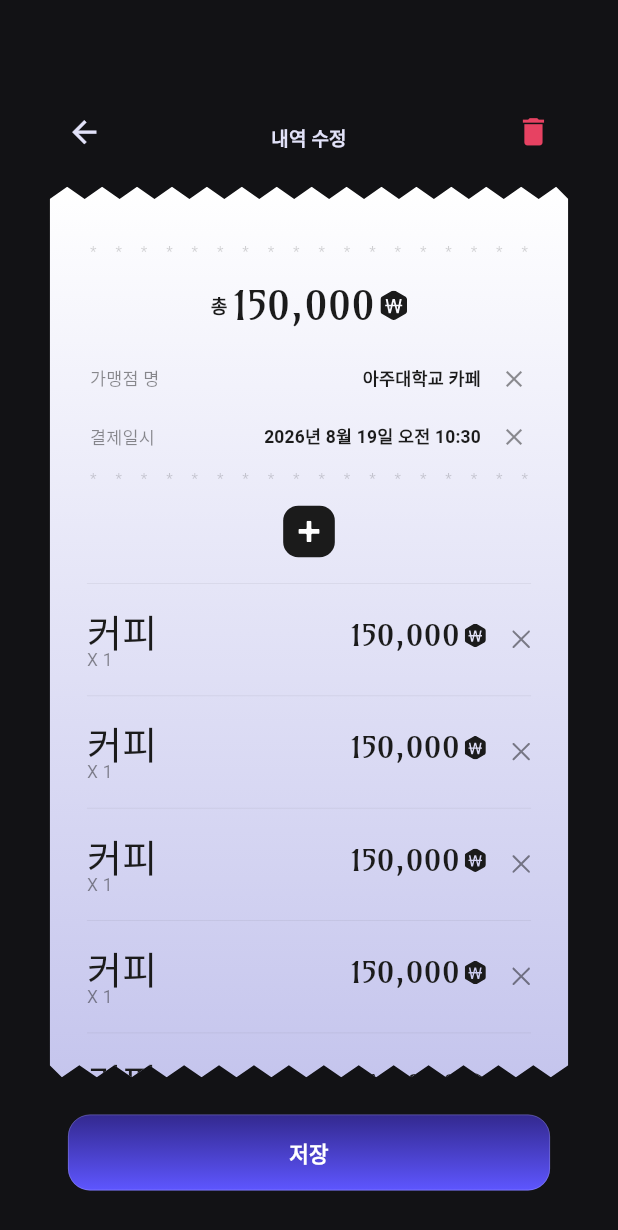
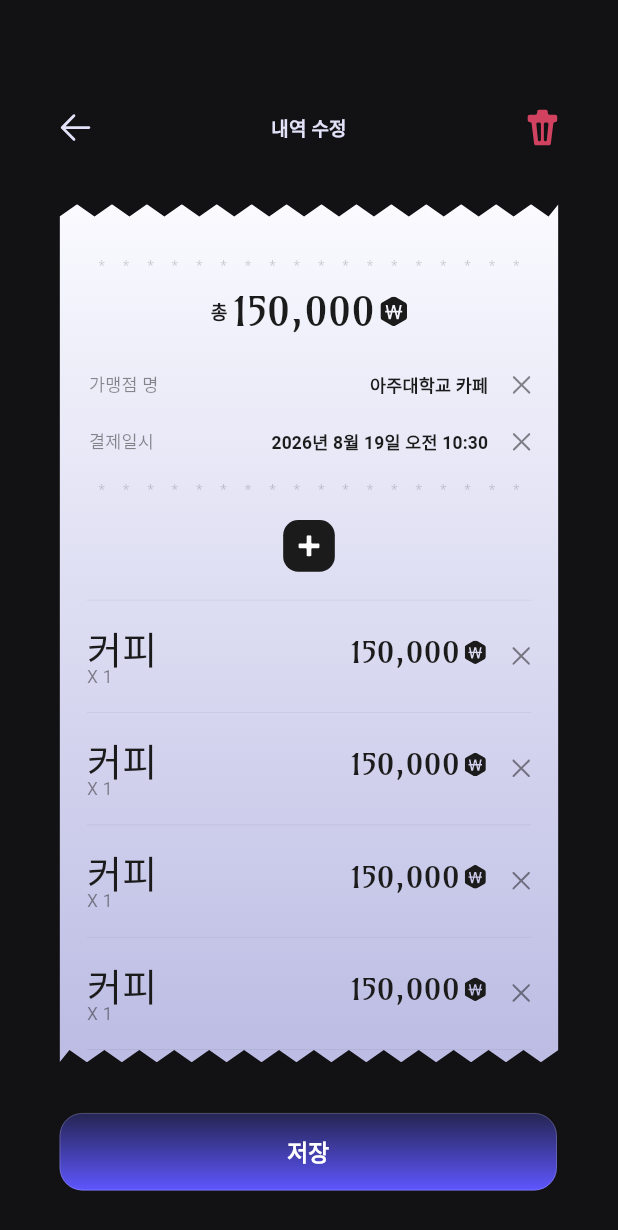
Before and after one commit to paran-accountbook/frontend, a Flutter app: the LedgerEditScreen screen opened directly, on a phone screen of 412 x 824 dp. Shown: the top 1230 px of the screen. Run offline on Flutter 3.47's test engine with Material 3 defaults, Android fonts, the phone set to English and light mode, and no system bars; our stand-ins replace flutter_dotenv, flutter_svg, logger; Roboto replaces fonts that are missing (Apple SD Gothic Neo, BujangnimNunchi).

Commit message:
fix: align ledger edit with revised design

```diff
--- a/sobilog/lib/core/constants/app_assets.dart
+++ b/sobilog/lib/core/constants/app_assets.dart
@@ -11,6 +11,7 @@ abstract final class AppAssets {
   static const String arrowBackLight = '$_iconRoot/arrow_back_light.svg';
   static const String closeDark = '$_iconRoot/close_dark.svg';
   static const String addLight = '$_iconRoot/add_light.svg';
+  static const String deleteRed = '$_iconRoot/delete_red.svg';
   static const String divider = '$_iconRoot/divider.svg';
   static const String asteriskDividerDark =
       '$_iconRoot/asterisk_divider_dark.svg';
--- a/sobilog/lib/features/ledger/presentation/ledger_edit_screen.dart
+++ b/sobilog/lib/features/ledger/presentation/ledger_edit_screen.dart
@@ -1,5 +1,7 @@
 import 'package:flutter/material.dart';
+import 'package:flutter_svg/flutter_svg.dart';
 
+import '../../../core/constants/app_assets.dart';
 import '../../../core/theme/app_colors.dart';
 import '../../../shared/widgets/design_canvas.dart';
 import '../../../shared/widgets/editable_receipt_form.dart';
@@ -14,19 +16,19 @@ class LedgerEditScreen extends StatelessWidget {
         child: Stack(
           children: [
             Positioned(
-              left: 55,
-              top: 151,
+              left: 32,
+              top: 133,
               child: GestureDetector(
                 onTap: () => Navigator.of(context).maybePop(),
-                child: const Icon(
-                  Icons.arrow_back,
-                  color: AppColors.text,
-                  size: 47,
+                child: SvgPicture.asset(
+                  AppAssets.arrowBackLight,
+                  width: 70,
+                  height: 70,
                 ),
               ),
             ),
             const Positioned(
-              top: 164,
+              top: 151,
               width: 749,
               child: Text(
                 '내역 수정',
@@ -38,36 +40,44 @@ class LedgerEditScreen extends StatelessWidget {
                 ),
               ),
             ),
+            Positioned(
+              right: 32,
+              top: 133,
+              child: SizedBox(
+                width: 70,
+                height: 70,
+                child: SvgPicture.asset(AppAssets.deleteRed),
+              ),
+            ),
             const Positioned(
-              right: 55,
-              top: 150,
-              child: Icon(Icons.delete, color: Color(0xFFE74262), size: 48),
+              left: 46,
+              top: 269,
+              child: EditableReceiptForm(compact: true),
             ),
-            const Positioned(left: 33, top: 246, child: EditableReceiptForm()),
             Positioned(
-              left: 57,
-              top: 1468,
+              left: 46,
+              top: 1466,
               child: GestureDetector(
                 onTap: () => Navigator.of(context).maybePop(),
                 child: Container(
-                  width: 635,
-                  height: 100,
+                  width: 655,
+                  height: 102,
                   alignment: Alignment.center,
                   decoration: BoxDecoration(
                     gradient: const LinearGradient(
                       begin: Alignment.topCenter,
                       end: Alignment.bottomCenter,
-                      colors: [Color(0xFF33298F), AppColors.main],
+                      colors: [Color(0xFF252552), AppColors.main],
                     ),
-                    borderRadius: BorderRadius.circular(29),
-                    border: Border.all(color: Colors.white24),
+                    borderRadius: BorderRadius.circular(30),
+                    border: Border.all(color: const Color(0x4DE2E2F9)),
                   ),
                   child: const Text(
                     '저장',
                     style: TextStyle(
                       color: Colors.white,
-                      fontSize: 28,
-                      fontWeight: FontWeight.w700,
+                      fontSize: 30,
+                      fontWeight: FontWeight.w600,
                     ),
                   ),
                 ),
--- a/sobilog/lib/shared/widgets/editable_receipt_form.dart
+++ b/sobilog/lib/shared/widgets/editable_receipt_form.dart
@@ -9,23 +9,34 @@ class EditableReceiptForm extends StatelessWidget {
     super.key,
     this.income = false,
     this.draft = false,
+    this.compact = false,
   });
 
   final bool income;
   final bool draft;
+  final bool compact;
 
   @override
   Widget build(BuildContext context) {
+    final paperWidth = compact ? 657.0 : 683.0;
+    final paperHeight = compact ? 1130.0 : 1174.0;
+    final contentOffset = compact ? -13.0 : 0.0;
+
     return ReceiptSurface(
-      width: 683,
-      height: 1173,
-      endColor: const Color(0xFFC5C5ED),
+      width: paperWidth,
+      height: paperHeight,
+      startColor: compact ? const Color(0xFFFAFAFF) : Colors.white,
+      endColor: compact ? const Color(0xFFBCBCE4) : const Color(0xFFC5C5ED),
       child: Stack(
         children: [
-          const Positioned(left: 53, top: 72, child: _PaperAsterisks()),
           Positioned(
-            top: 130,
-            width: 683,
+            left: compact ? 51 : 53,
+            top: compact ? 67 : 70,
+            child: _PaperAsterisks(width: compact ? 555 : 577),
+          ),
+          Positioned(
+            top: 115,
+            width: paperWidth,
             child: Row(
               mainAxisAlignment: MainAxisAlignment.center,
               children: [
@@ -53,26 +64,36 @@ class EditableReceiptForm extends StatelessWidget {
             ),
           ),
           Positioned(
-            left: 53,
-            top: 228,
+            left: compact ? -12.5 : 1,
+            top: 205,
             child: _FieldRow(
+              width: 682,
               label: '가맹점 명',
               value: income ? '수입처를 입력하세요' : (draft ? '소비로그' : '아주대학교 카페'),
             ),
           ),
-          const Positioned(
-            left: 53,
-            top: 304,
-            child: _FieldRow(label: '결제일시', value: '2026년 8월 19일 오전 10:30'),
-          ),
-          const Positioned(left: 53, top: 370, child: _PaperAsterisks()),
-          const Positioned(
-            top: 420,
-            width: 683,
-            child: Center(child: _AddButton()),
+          Positioned(
+            left: compact ? -12.5 : 1,
+            top: 280,
+            child: const _FieldRow(
+              width: 682,
+              label: '결제일시',
+              value: '2026년 8월 19일 오전 10:30',
+            ),
           ),
           Positioned(
-            top: 522,
+            left: compact ? 51 : 53,
+            top: compact ? 362 : 366,
+            child: _PaperAsterisks(width: compact ? 555 : 577),
+          ),
+          Positioned(
+            top: 416,
+            width: paperWidth,
+            child: const Center(child: _AddButton()),
+          ),
+          Positioned(
+            left: contentOffset,
+            top: 521,
             child: _EditableItems(
               itemCount: income ? 1 : 5,
               zeroAmount: draft || income,
@@ -85,12 +106,14 @@ class EditableReceiptForm extends StatelessWidget {
 }
 
 class _PaperAsterisks extends StatelessWidget {
-  const _PaperAsterisks();
+  const _PaperAsterisks({required this.width});
+
+  final double width;
 
   @override
   Widget build(BuildContext context) {
     return SizedBox(
-      width: 577,
+      width: width,
       child: Row(
         mainAxisAlignment: MainAxisAlignment.spaceBetween,
         children: List.generate(
@@ -106,26 +129,34 @@ class _PaperAsterisks extends StatelessWidget {
 }
 
 class _FieldRow extends StatelessWidget {
-  const _FieldRow({required this.label, required this.value});
+  const _FieldRow({
+    required this.width,
+    required this.label,
+    required this.value,
+  });
 
+  final double width;
   final String label;
   final String value;
 
   @override
   Widget build(BuildContext context) {
     return SizedBox(
-      width: 577,
-      height: 50,
-      child: Row(
+      width: width,
+      height: 66,
+      child: Stack(
         children: [
-          SizedBox(
-            width: 160,
+          Positioned(
+            left: 51,
+            top: 15,
             child: Text(
               label,
               style: const TextStyle(color: Color(0x801B1B1B), fontSize: 23),
             ),
           ),
-          Expanded(
+          Positioned(
+            right: 105,
+            top: 16,
             child: Text(
               value,
               textAlign: TextAlign.right,
@@ -136,8 +167,7 @@ class _FieldRow extends StatelessWidget {
               ),
             ),
           ),
-          const SizedBox(width: 25),
-          const Icon(Icons.close, color: Color(0x801B1B1B), size: 37),
+          const Positioned(right: 38, top: 10, child: _CloseIcon()),
         ],
       ),
     );
--- a/sobilog/lib/shared/widgets/receipt_surface.dart
+++ b/sobilog/lib/shared/widgets/receipt_surface.dart
@@ -6,12 +6,14 @@ class ReceiptSurface extends StatelessWidget {
     super.key,
     this.width = 683,
     this.height = 442,
+    this.startColor = Colors.white,
     this.endColor = const Color(0xFFE4E4FF),
   });
 
   final Widget child;
   final double width;
   final double height;
+  final Color startColor;
   final Color endColor;
 
   @override
@@ -25,7 +27,7 @@ class ReceiptSurface extends StatelessWidget {
           gradient: LinearGradient(
             begin: Alignment.topCenter,
             end: Alignment.bottomCenter,
-            colors: [Colors.white, endColor],
+            colors: [startColor, endColor],
           ),
         ),
         child: child,
```
Also changed, not shown: sobilog/assets/icons/delete_red.svg (added).
